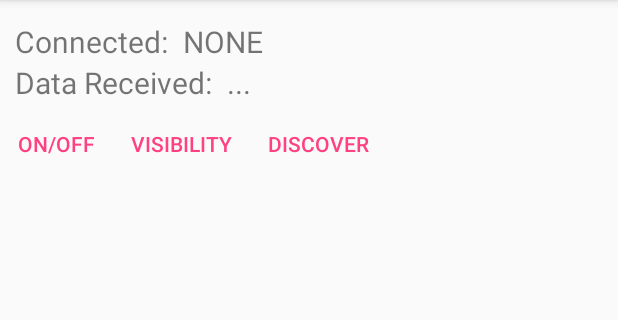
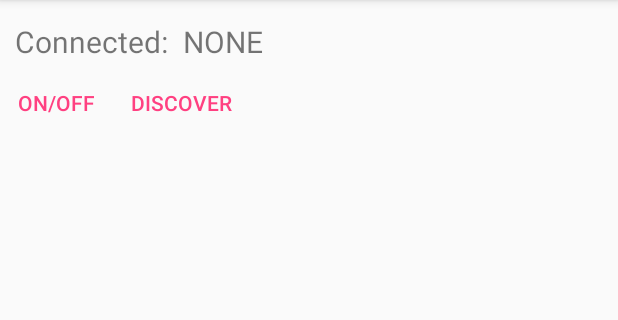
Before and after one commit to FRMeulen/AndroidBTTest, an Android app: the screen it shows after launch (MainActivity), after a tap on "ON/OFF", on a phone screen of 412 x 824 dp, the part 84-404 px from its top. Run offline under Robolectric (Android 15) with nearby library versions, the phone set to English and light mode, and no system bars.

```diff
--- a/app/src/main/java/com/example/falco/bluetoothtest/MainActivity.java
+++ b/app/src/main/java/com/example/falco/bluetoothtest/MainActivity.java
@@ -22,6 +22,7 @@ import android.widget.Button;
 import android.widget.EditText;
 import android.widget.ListView;
 import android.widget.TextView;
+import android.widget.Toast;
 
 import java.nio.charset.Charset;
 import java.util.ArrayList;
@@ -33,18 +34,14 @@ public class MainActivity extends AppCompatActivity implements AdapterView.OnIte
 
     //Buttons
     Button onOffButton; //Enable or disable bluetooth
-    Button discoverabilityButton;   //Enable device discoverability for 300 seconds
     Button discoverButton;  //Discover unpaired devices nearby
     Button connectButton;   //Connect to selected device
-    Button sendButton;  //Send data in sendText to connected device
     Button disconnectButton;    //Disconnect bluetooth
 
     //Text fields
     TextView btState;   //Text showing bluetooth state
-    TextView dataReceived;  //Text showing data received
     TextView btSelectedText;    //Text showing "Selected: "
     TextView btSelected;    //Text showing selected device
-    EditText sendText;  //Field to enter text to send
 
     //Bluetooth fields
     BluetoothConnectionService mBluetoothConnection;    //Bluetooth connection object
@@ -125,7 +122,9 @@ public class MainActivity extends AppCompatActivity implements AdapterView.OnIte
 
                 //Ignore duplicates
                 if(!mBTDevices.contains(device)){
+                    if(device.getName() != null){
                         mBTDevices.add(device);
+                    }
                 }
 
                 Log.d(TAG, "onReceive: Listed " + device.getName() + " at " + device.getAddress() + ".");   //Log
@@ -183,18 +182,14 @@ public class MainActivity extends AppCompatActivity implements AdapterView.OnIte
 
         //Buttons
         onOffButton = findViewById(R.id.onOffButton);
-        discoverabilityButton = findViewById(R.id.discoverabilityButton);
         discoverButton = findViewById(R.id.listButton);
         deviceList = findViewById(R.id.deviceList);
         mBTDevices = new ArrayList<>();
         connectButton = findViewById(R.id.connectButton);
-        sendButton = findViewById(R.id.sendButton);
         disconnectButton = findViewById(R.id.disconnectButton);
 
         //Text Fields
         btState = findViewById(R.id.bt_state);
-        dataReceived = findViewById(R.id.data_received);
-        sendText = findViewById(R.id.sendText);
         btSelectedText = findViewById(R.id.bt_selected_text);
         btSelected = findViewById(R.id.bt_selected);
 
@@ -205,29 +200,22 @@ public class MainActivity extends AppCompatActivity implements AdapterView.OnIte
         //Listeners
         deviceList.setOnItemClickListener(MainActivity.this);   //Device list item click listener
 
+        if(mBluetoothAdapter.isEnabled()){
+            discoverButton.setVisibility(View.VISIBLE);
+        }
+
         //On / Off button
         onOffButton.setOnClickListener(new View.OnClickListener() {
             @Override
             public void onClick(View view) {
                 Log.d(TAG, "onClick: enabling/disabling bluetooth.");   //Log
                 if(!mBluetoothAdapter.isEnabled()){ //If bluetooth adapter is disabled upon click
-                    discoverabilityButton.setVisibility(View.VISIBLE);  //Show discoverability button
                     discoverButton.setVisibility(View.VISIBLE); //Show discover button
                 }
                 else {  //If bluetooth adapter is enabled upon click
-                    discoverabilityButton.setVisibility(View.INVISIBLE);    //Hide discoverability button
                     discoverButton.setVisibility(View.INVISIBLE);   //Hide discover button
                 }
                 enableDisableBluetooth();   //Switch adapter state
-            }
-        });
-
-        //Discoverability button
-        discoverabilityButton.setOnClickListener(new View.OnClickListener() {
-            @Override
-            public void onClick(View view) {
-                Log.d(TAG, "onClick: Enabling discoverability.");   //Log
-                toggleDiscoverability();    //Set discoverability
             }
         });
 
@@ -249,24 +237,19 @@ public class MainActivity extends AppCompatActivity implements AdapterView.OnIte
         connectButton.setOnClickListener(new View.OnClickListener() {
             @Override
             public void onClick(View view) {
+                if(mBTDevice != null){
                     startConnection();  //Start connection to selected device
                     btState.setText(mBTDevice.getName());   //Show connected device's name
                     btSelectedText.setVisibility(View.INVISIBLE);   //Hide "Selected: "
                     btSelected.setVisibility(View.INVISIBLE);   //Hide selection
-                sendButton.setVisibility(View.VISIBLE); //Show send button
-                sendText.setVisibility(View.VISIBLE);   //Show text bar
                     deviceList.setVisibility(View.INVISIBLE);   //Hide device list
+                    connectButton.setVisibility(View.INVISIBLE);
                     disconnectButton.setVisibility(View.VISIBLE);   //Show disconnect button
                 }
-        });
-
-        //Send button
-        sendButton.setOnClickListener(new View.OnClickListener() {
-            @Override
-            public void onClick(View view) {
-                byte[] bytes = sendText.getText().toString().getBytes(Charset.defaultCharset());    //Store text bar input in byte array
-                mBluetoothConnection.write(bytes);  //Write byte array to bluetooth
-                sendText.setText("");   //Clear text bar
+                else{
+                    Toast noneSelectedToast = Toast.makeText(getApplicationContext(), "No device selected!", Toast.LENGTH_LONG);
+                    noneSelectedToast.show();
+                }
             }
         });
 
@@ -275,6 +258,16 @@ public class MainActivity extends AppCompatActivity implements AdapterView.OnIte
             @Override
             public void onClick(View view) {
                 killConnection();   //Kill connection
+
+                //Reset to start of application
+                if(mBluetoothAdapter.isEnabled()){
+                    discoverButton.setVisibility(View.VISIBLE);
+                }
+                disconnectButton.setVisibility(View.INVISIBLE);
+                mBTDevice = null;
+                mBTDevices.clear();
+                btSelected.setText("NONE");
+                btState.setText("NONE");
             }
         });
     }
--- a/app/src/main/res/layout/activity_main.xml
+++ b/app/src/main/res/layout/activity_main.xml
@@ -38,34 +38,11 @@
             android:text="@string/bt_state"
             android:textSize="20sp" />
 
-        <TextView
-            android:id="@+id/data_received_text"
-            android:layout_width="wrap_content"
-            android:layout_height="wrap_content"
-            android:layout_alignLeft="@+id/bt_connected_text"
-            android:layout_alignStart="@+id/bt_connected_text"
-            android:layout_below="@+id/bt_connected_text"
-            android:text="@string/data_received_text"
-            android:textSize="20sp" />
-
-        <TextView
-            android:id="@+id/data_received"
-            android:layout_width="wrap_content"
-            android:layout_height="wrap_content"
-            android:layout_alignBaseline="@+id/data_received_text"
-            android:layout_alignBottom="@+id/data_received_text"
-            android:layout_marginLeft="10dp"
-            android:layout_marginStart="10dp"
-            android:layout_toEndOf="@+id/data_received_text"
-            android:layout_toRightOf="@+id/data_received_text"
-            android:text="@string/data_received"
-            android:textSize="20sp" />
-
         <LinearLayout
             android:id="@+id/buttonLayoutOne"
             android:layout_width="match_parent"
             android:layout_height="wrap_content"
-            android:layout_below="@id/data_received_text"
+            android:layout_below="@id/bt_connected_text"
             android:orientation="horizontal">
 
             <Button
@@ -75,13 +52,6 @@
                 android:text="@string/on_off"
                 style="?android:attr/buttonBarButtonStyle"/>
 
-            <Button
-                android:id="@+id/discoverabilityButton"
-                android:layout_width="wrap_content"
-                android:layout_height="wrap_content"
-                android:text="@string/discoverability"
-                android:visibility="invisible"
-                style="?android:attr/buttonBarButtonStyle"/>
 
             <Button
                 android:id="@+id/listButton"
@@ -104,14 +74,6 @@
                 android:layout_width="wrap_content"
                 android:layout_height="wrap_content"
                 android:text="@string/connect"
-                android:visibility="invisible"
-                style="?android:attr/buttonBarButtonStyle"/>
-
-            <Button
-                android:id="@+id/sendButton"
-                android:layout_width="wrap_content"
-                android:layout_height="wrap_content"
-                android:text="@string/send"
                 android:visibility="invisible"
                 style="?android:attr/buttonBarButtonStyle"/>
 
@@ -160,13 +122,6 @@
             android:visibility="invisible"
             android:layout_below="@+id/bt_selected_text" />
 
-        <EditText
-            android:id="@+id/sendText"
-            android:layout_width="match_parent"
-            android:layout_height="wrap_content"
-            android:layout_below="@id/deviceList"
-            android:hint="@string/sendTextHint"
-            android:visibility="invisible"/>
     </RelativeLayout>
 
 </android.support.constraint.ConstraintLayout>
```
Also changed, not shown: app/src/main/java/com/example/falco/bluetoothtest/BluetoothConnectionService.java (+2 -14 lines), app/src/main/java/com/example/falco/bluetoothtest/ParseThread.java (added, +36 -0 lines). Lines whose indentation alone changed are shown as unchanged.
